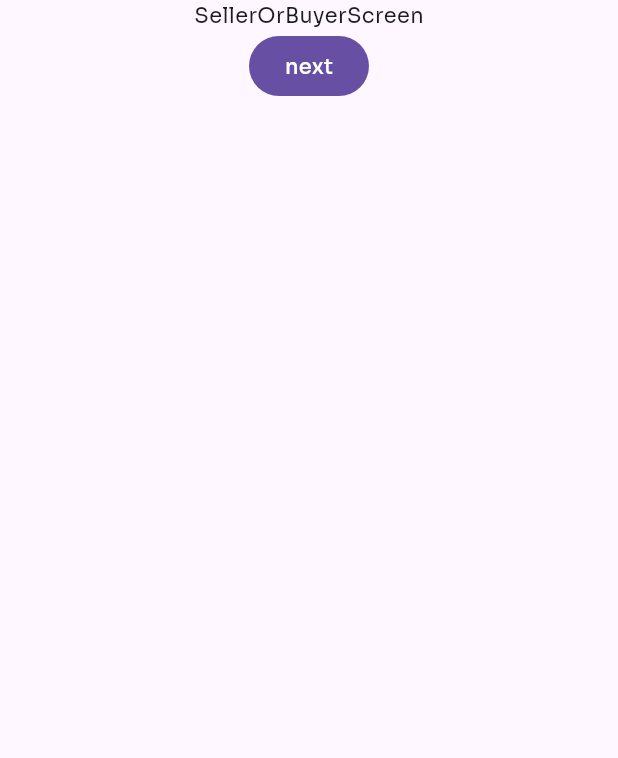
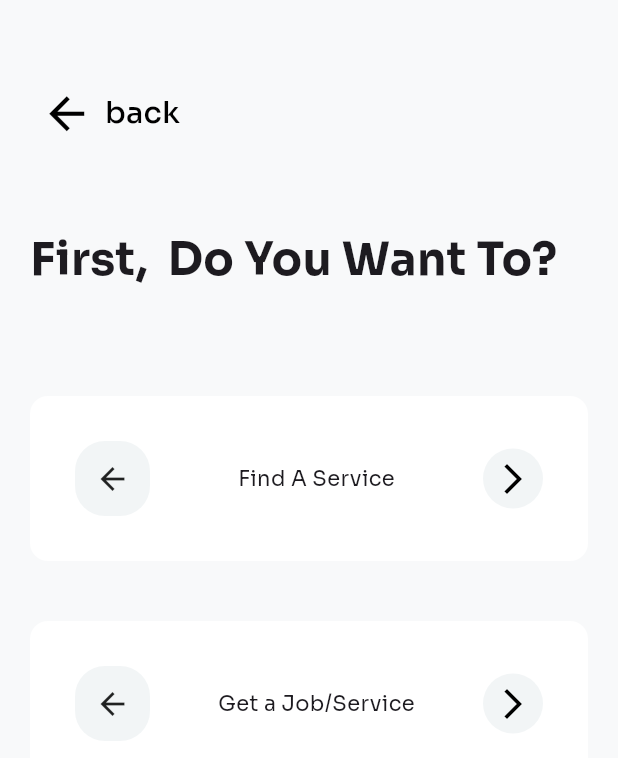
Before and after one commit to aymendn/travigui, a Flutter app: the SellerOrBuyerScreen screen opened directly, on a phone screen of 412 x 824 dp. Shown: the top 758 px of the screen. Run offline on Flutter 3.47's test engine with Material 2 defaults, Android fonts, the light colour scheme and no system bars; our stand-ins replace flutter_hooks, flutter_map, flutter_svg, hooks_riverpod, latlong2, shared_preferences; accounts and stored records are empty.

Commit message:
push
push

```diff
--- a/lib/main.dart
+++ b/lib/main.dart
@@ -4,9 +4,12 @@ import 'core/app_route.dart';
 import 'providers/onboarding.dart';
 import 'providers/shared_preferences.dart';
 import 'package:shared_preferences/shared_preferences.dart';
-
+import './core/app_route.dart';
 import 'core/app_color.dart';
+import 'view/auth/seller_or_buyer_screen.dart';
 import 'view/laoding/loading_screen.dart';
+import 'view/home/buyer_screen.dart';
+import 'view/home/seller_screen.dart';
 
 Future<void> main() async {
   WidgetsFlutterBinding.ensureInitialized();
@@ -40,7 +43,10 @@ class IwdApp extends ConsumerWidget {
         useMaterial3: true,
       ),
       routes: AppRoute.routes,
-      home: const LoadingScreen(),
+
+      home: const SellerOrBuyerScreen(),
+
+
       // home: isFirstTime
       //     ? const OnboardingScreen()
       //     : StreamBuilder(
--- /dev/null
+++ b/lib/view/auth/choose_role.dart
@@ -0,0 +1,41 @@
+import 'package:flutter/material.dart';
+class ChooseRole extends StatelessWidget {
+  const ChooseRole({
+    required this.child,
+    required this.text,
+  });
+
+  final Widget child;
+  final String text;
+
+  @override
+  Widget build(BuildContext context) {
+    return Container(
+      decoration: BoxDecoration(
+        color: Colors.white,
+        borderRadius: BorderRadius.circular(12),
+      ),
+      padding: EdgeInsets.all(30),
+      margin: EdgeInsets.symmetric(horizontal: 20, vertical: 20),
+      child: Row(
+        mainAxisAlignment: MainAxisAlignment.spaceBetween,
+        children: [
+          Container(
+            width: 50,
+            height: 50,
+            decoration: BoxDecoration(
+              color: Color(0xffF2F5F6),
+              borderRadius: BorderRadius.circular(20),
+            ),
+            child: child,
+          ),
+          Text(text),
+          CircleAvatar(
+            backgroundColor: Color(0xffF2F5F6),
+            child: Icon(Icons.arrow_forward_ios, color: Colors.black),
+          ),
+        ],
+      ),
+    );
+  }
+}
--- a/lib/view/auth/seller_or_buyer_screen.dart
+++ b/lib/view/auth/seller_or_buyer_screen.dart
@@ -1,5 +1,7 @@
 import 'package:flutter/material.dart';
 import 'package:hooks_riverpod/hooks_riverpod.dart';
+import '../shared/back_button.dart';
+import 'choose_role.dart';
 
 class SellerOrBuyerScreen extends ConsumerWidget {
   const SellerOrBuyerScreen({super.key});
@@ -7,13 +9,38 @@ class SellerOrBuyerScreen extends ConsumerWidget {
   @override
   Widget build(BuildContext context, WidgetRef ref) {
     return Scaffold(
-      body: Center(
+      backgroundColor: Color(0xffF8F9FA),
+      body: SafeArea(
         child: Column(
+          crossAxisAlignment: CrossAxisAlignment.start,
           children: [
-            const Text('SellerOrBuyerScreen'),
-            FilledButton(
-              onPressed: () {},
-              child: const Text('next'),
+            SizedBox(
+              height: 50,
+            ),
+            BackButtons(),
+            SizedBox(
+              height: 50,
+            ),
+            Padding(
+              padding: const EdgeInsets.symmetric(horizontal: 20),
+              child: Text(
+                'First,  Do You Want To?',
+                style: TextStyle(
+                  fontSize: 30,
+                  fontWeight: FontWeight.bold,
+                ),
+              ),
+            ),
+            SizedBox(
+              height: 50,
+            ),
+            ChooseRole(
+              text: "Find A Service",
+              child: Icon(Icons.arrow_back),
+            ),
+            ChooseRole(
+              text: "Get a Job/Service",
+              child: Icon(Icons.arrow_back),
             ),
           ],
         ),
--- /dev/null
+++ b/lib/view/shared/back_button.dart
@@ -0,0 +1,25 @@
+import 'package:flutter/material.dart';
+class BackButtons extends StatelessWidget {
+  const BackButtons({
+    super.key,
+  });
+
+  @override
+  Widget build(BuildContext context) {
+    return Padding(
+      padding: const EdgeInsets.symmetric(horizontal: 15),
+      child: TextButton.icon(
+        onPressed: () {},
+        icon: Icon(
+          Icons.arrow_back,
+          color: Colors.black,
+          size: 35,
+        ),
+        label: Text(
+          'back',
+          style: TextStyle(color: Colors.black, fontSize: 20),
+        ),
+      ),
+    );
+  }
+}
```
